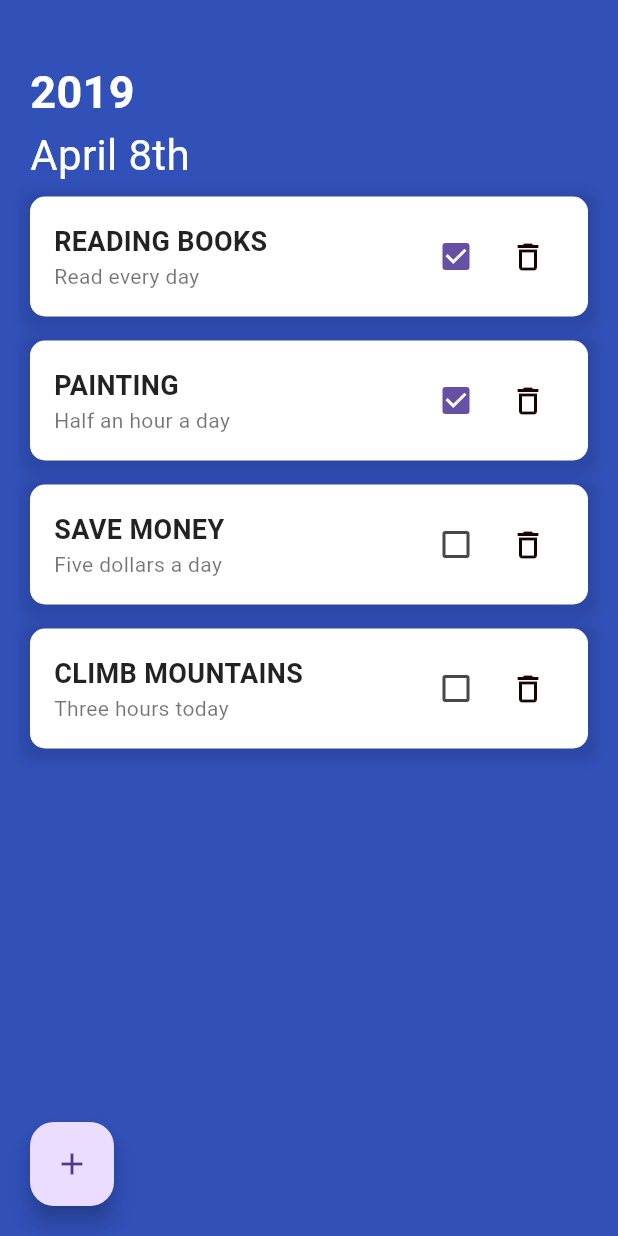
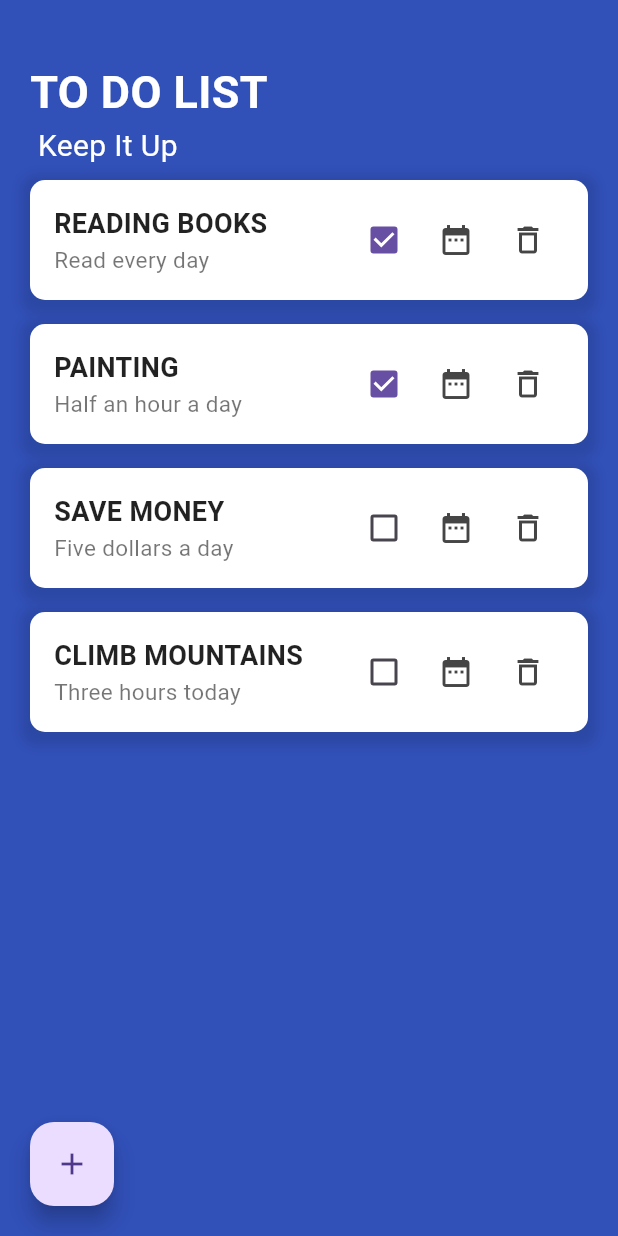
Before and after one commit to Mariam-Habib307/to-do-app, a Flutter app: the screen it shows after launch, on a phone screen of 412 x 824 dp. Run offline on Flutter 3.47's test engine with Material 3 defaults, Android fonts, the phone set to English and light mode, and no system bars.

Commit message:
set a date for each task

```diff
--- a/lib/main.dart
+++ b/lib/main.dart
@@ -1,6 +1,5 @@
 import 'package:flutter/material.dart';
 import 'package:to_do_app/models/task-item.dart';
-import 'package:intl/intl.dart';
 import 'add_task_screen.dart';
 
 void main() {
@@ -52,6 +51,13 @@ class _TaskListScreenState extends State<TaskListScreen> {
       tasks.removeAt(index); // Remove the task at the specified index
     });
   }
+
+  void _updateTaskDate(int index, DateTime? newDate) {
+    setState(() {
+      tasks[index].selectedDate = newDate; // Update the task's selected date
+    });
+  }
+
   TextEditingController dateInput = TextEditingController();
 
   @override
@@ -67,7 +73,7 @@ class _TaskListScreenState extends State<TaskListScreen> {
             const Row(
               children: [
                 Text(
-                  '2019',
+                  'TO DO LIST',
                   style: TextStyle(
                     color: Colors.white,
                     fontSize: 30,
@@ -77,10 +83,10 @@ class _TaskListScreenState extends State<TaskListScreen> {
               ],
             ),
             const Text(
-              'April 8th',
+              ' Keep It Up',
               style: TextStyle(
                 color: Colors.white,
-                fontSize: 28,
+                fontSize: 20,
                 fontWeight: FontWeight.w400,
               ),
             ),
@@ -100,6 +106,9 @@ class _TaskListScreenState extends State<TaskListScreen> {
                     },
                     onDelete: () {
                       _deleteTask(index); // Delete the task at this index
+                    },
+                    onDateSelected: (newDate) {
+                      _updateTaskDate(index, newDate); // Update task date
                     },
                   );
                 },
@@ -129,10 +138,11 @@ class TaskItemData {
   String title;
   String subtitle;
   bool isChecked;
-
+  DateTime? selectedDate;
   TaskItemData({
     required this.title,
     required this.subtitle,
     required this.isChecked,
+    this.selectedDate,
   });
 }
--- a/lib/models/task-item.dart
+++ b/lib/models/task-item.dart
@@ -1,11 +1,27 @@
 import 'package:flutter/material.dart';
+import 'package:intl/intl.dart';
+
+class TaskItemData {
+  String title;
+  String subtitle;
+  bool isChecked;
+  DateTime? selectedDate; // Add selectedDate field
+
+  TaskItemData({
+    required this.title,
+    required this.subtitle,
+    required this.isChecked,
+    this.selectedDate,
+  });
+}
 
 class TaskItem extends StatefulWidget {
   final String title;
   final String subtitle;
   late bool isChecked;
   final ValueChanged<bool?> onChanged;
-  final VoidCallback onDelete; // New callback for delete functionality
+  final VoidCallback onDelete;
+  final Function(DateTime?) onDateSelected; // Add callback for date selection
 
   TaskItem({
     super.key,
@@ -13,7 +29,8 @@ class TaskItem extends StatefulWidget {
     required this.subtitle,
     required this.isChecked,
     required this.onChanged,
-    required this.onDelete, // Initialize onDelete
+    required this.onDelete,
+    required this.onDateSelected, // Initialize onDateSelected
   });
 
   @override
@@ -21,6 +38,24 @@ class TaskItem extends StatefulWidget {
 }
 
 class _TaskItemState extends State<TaskItem> {
+  DateTime? _selectedDate;
+
+  // Function to pick a date using showDatePicker
+  Future<void> _selectDate(BuildContext context) async {
+    final DateTime? pickedDate = await showDatePicker(
+      context: context,
+      initialDate: _selectedDate ?? DateTime.now(),
+      firstDate: DateTime(2000),
+      lastDate: DateTime(2100),
+    );
+    if (pickedDate != null && pickedDate != _selectedDate) {
+      setState(() {
+        _selectedDate = pickedDate;
+      });
+      widget.onDateSelected(_selectedDate); // Call the date selected callback
+    }
+  }
+
   @override
   Widget build(BuildContext context) {
     return Container(
@@ -54,10 +89,18 @@ class _TaskItemState extends State<TaskItem> {
               Text(
                 widget.subtitle,
                 style: const TextStyle(
-                  fontSize: 14,
+                  fontSize: 15,
                   color: Colors.black54,
                 ),
               ),
+              if (_selectedDate != null) // Display selected date if available
+                Text(
+                  DateFormat('MMMM dd, yyyy').format(_selectedDate!),
+                  style: const TextStyle(
+                    fontSize: 13,
+                    color: Color.fromARGB(255, 152, 152, 152),
+                  ),
+                ),
             ],
           ),
           const Spacer(),
@@ -66,8 +109,15 @@ class _TaskItemState extends State<TaskItem> {
             onChanged: widget.onChanged,
           ),
           IconButton(
+            icon: const Icon(Icons.date_range,
+                color: Color.fromARGB(255, 69, 69, 69)),
+            onPressed: () {
+              _selectDate(context); // Open date picker
+            },
+          ),
+          IconButton(
             icon: const Icon(Icons.delete_outline,
-                color: Color.fromARGB(255, 25, 2, 0)),
+                color: Color.fromARGB(255, 69, 69, 69)),
             onPressed: widget.onDelete, // Call the delete function
           ),
         ],
```
